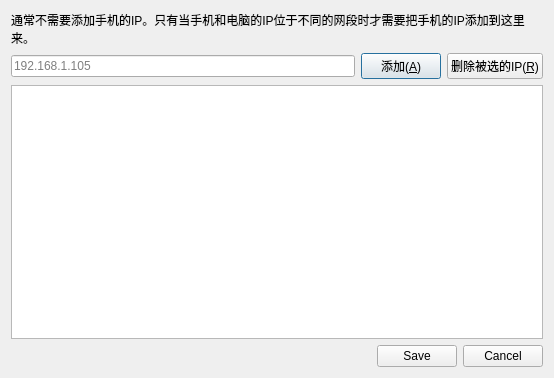
Old version of the form peers.ui in the repository hgoldfish/lafdup.
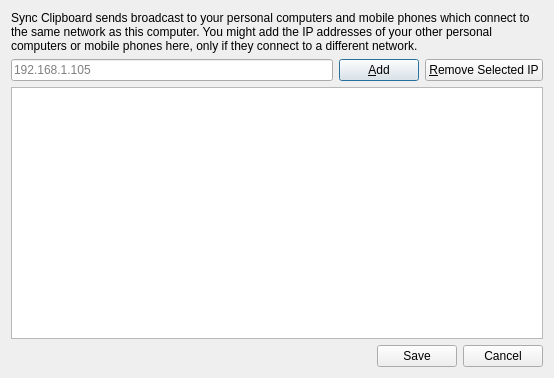
New version of the form.

Diff of the .ui file:
```diff
--- a/peers.ui
+++ b/peers.ui
@@ -17,7 +17,7 @@
    <item>
     <widget class="QLabel" name="lblInformation">
      <property name="text">
-      <string>通常不需要添加手机的IP。只有当手机和电脑的IP位于不同的网段时才需要把手机的IP添加到这里来。</string>
+      <string>Sync Clipboard sends broadcast to your personal computers and mobile phones which connect to the same network as this computer. You might add the IP addresses of your other personal computers or mobile phones here, only if they connect to a different network.</string>
      </property>
      <property name="alignment">
       <set>Qt::AlignLeading|Qt::AlignLeft|Qt::AlignTop</set>
@@ -39,7 +39,7 @@
      <item>
       <widget class="QPushButton" name="btnAdd">
        <property name="text">
-        <string>添加(&amp;A)</string>
+        <string>&amp;Add</string>
        </property>
        <property name="default">
         <bool>true</bool>
@@ -49,7 +49,7 @@
      <item>
       <widget class="QPushButton" name="btnRemove">
        <property name="text">
-        <string>删除被选的IP(&amp;R)</string>
+        <string>&amp;Remove Selected IP</string>
        </property>
       </widget>
      </item>
```
Left out of the diff: 2 changed lines with no effect on the pictures.
